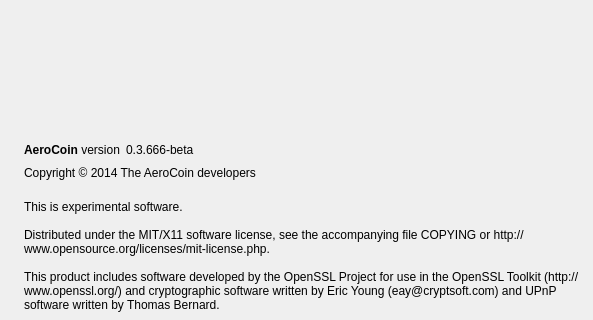
Qt form src/qt/forms/aboutdialog.ui (aeromasterdev/AeroCoin) before a commit; both pictures show x 0 to 593 and y 0 to 320 of the 593 by 479 pixel window.
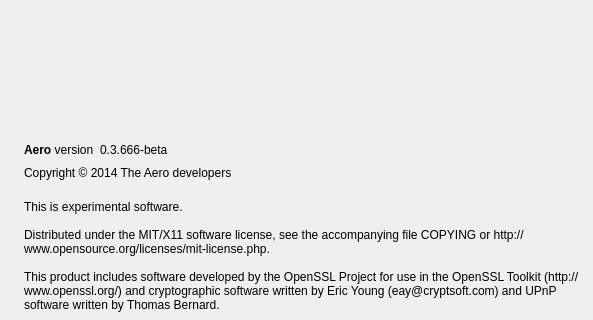
The same form after that commit. Icons and pictures are not drawn.

Commit message: Aero V3.0.0.0 -Public Src

The edit to the form file:
```diff
--- a/src/qt/forms/aboutdialog.ui
+++ b/src/qt/forms/aboutdialog.ui
@@ -50,7 +50,7 @@
           <cursorShape>IBeamCursor</cursorShape>
          </property>
          <property name="text">
-          <string>&lt;b&gt;AeroCoin&lt;/b&gt; version</string>
+          <string>&lt;b&gt;Aero&lt;/b&gt; version</string>
          </property>
          <property name="textInteractionFlags">
           <set>Qt::LinksAccessibleByMouse|Qt::TextSelectableByKeyboard|Qt::TextSelectableByMouse</set>
@@ -91,7 +91,7 @@
         <cursorShape>IBeamCursor</cursorShape>
        </property>
        <property name="text">
-        <string>Copyright © 2014 The AeroCoin developers</string>
+        <string>Copyright © 2014 The Aero developers</string>
        </property>
        <property name="textInteractionFlags">
         <set>Qt::LinksAccessibleByMouse|Qt::TextSelectableByKeyboard|Qt::TextSelectableByMouse</set>
```
Left out of the diff: 2 changed lines with no effect on the pictures. The commit also changes 164 other files.
